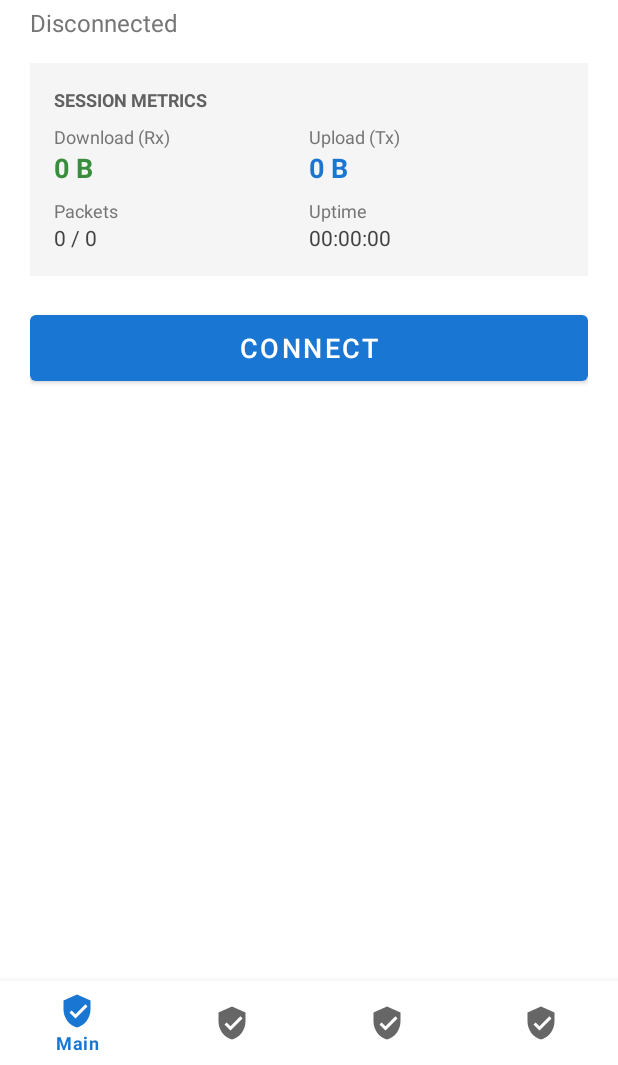
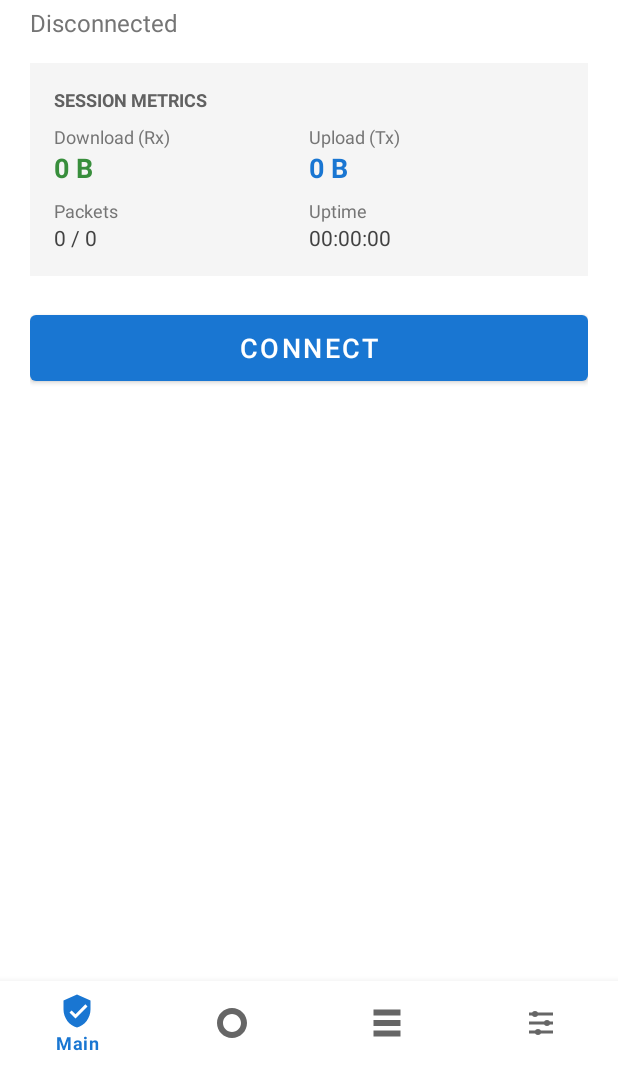
Before and after one commit to Frank1o3/rust-vpn, an Android app: the screen it shows after launch (MainActivity), on a phone screen of 412 x 824 dp, the part 171-1236 px from its top. Run offline under Robolectric (Android 15) with nearby library versions, the light colour scheme and no system bars.

Commit message:
added more icons and this are for the nav menu

```diff
--- /dev/null
+++ b/apps/rvpn-android/android/app/src/main/res/drawable/ic_nav_advanced.xml
@@ -0,0 +1,12 @@
+<vector xmlns:android="http://schemas.android.com/apk/res/android"
+    android:width="24dp"
+    android:height="24dp"
+    android:viewportWidth="24"
+    android:viewportHeight="24">
+    <path android:strokeColor="#FF1976D2" android:strokeWidth="2"
+        android:pathData="M4,6h16M4,12h16M4,18h16" />
+    <path android:fillColor="#FF1976D2"
+        android:pathData="M8,6m-2,0a2,2 0,1,0 4,0a2,2 0,1,0 -4,0
+                           M16,12m-2,0a2,2 0,1,0 4,0a2,2 0,1,0 -4,0
+                           M10,18m-2,0a2,2 0,1,0 4,0a2,2 0,1,0 -4,0" />
+</vector>
--- /dev/null
+++ b/apps/rvpn-android/android/app/src/main/res/drawable/ic_nav_server.xml
@@ -0,0 +1,12 @@
+<vector xmlns:android="http://schemas.android.com/apk/res/android"
+    android:width="24dp"
+    android:height="24dp"
+    android:viewportWidth="24"
+    android:viewportHeight="24">
+    <path android:fillColor="#FF1976D2"
+        android:pathData="M3,3h18v4H3z M3,10h18v4H3z M3,17h18v4H3z" />
+    <path android:fillColor="#FFFFFFFF"
+        android:pathData="M6,5m-1,0a1,1 0,1,0 2,0a1,1 0,1,0 -2,0
+                           M6,12m-1,0a1,1 0,1,0 2,0a1,1 0,1,0 -2,0
+                           M6,19m-1,0a1,1 0,1,0 2,0a1,1 0,1,0 -2,0" />
+</vector>
--- /dev/null
+++ b/apps/rvpn-android/android/app/src/main/res/drawable/ic_nav_tunnel.xml
@@ -0,0 +1,11 @@
+<vector xmlns:android="http://schemas.android.com/apk/res/android"
+    android:width="24dp"
+    android:height="24dp"
+    android:viewportWidth="24"
+    android:viewportHeight="24">
+    <path
+        android:fillColor="#FF1976D2"
+        android:fillType="evenOdd"
+        android:pathData="M12,2C6.48,2 2,6.48 2,12s4.48,10 10,10 10,-4.48 10,-10S17.52,2 12,2z
+                           M12,6c-3.31,0 -6,2.69 -6,6s2.69,6 6,6 6,-2.69 6,-6 -2.69,-6 -6,-6z" />
+</vector>
--- a/apps/rvpn-android/android/app/src/main/res/menu/bottom_nav_menu.xml
+++ b/apps/rvpn-android/android/app/src/main/res/menu/bottom_nav_menu.xml
@@ -1,7 +1,8 @@
 <?xml version="1.0" encoding="utf-8"?>
 <menu xmlns:android="http://schemas.android.com/apk/res/android">
     <item android:id="@+id/nav_main" android:title="Main" android:icon="@drawable/ic_vpn" />
-    <item android:id="@+id/nav_tunnel" android:title="Tunnel" android:icon="@drawable/ic_vpn" />
-    <item android:id="@+id/nav_server" android:title="Server" android:icon="@drawable/ic_vpn" />
-    <item android:id="@+id/nav_advanced" android:title="Advanced" android:icon="@drawable/ic_vpn" />
+    <item android:id="@+id/nav_tunnel" android:title="Tunnel" android:icon="@drawable/ic_nav_tunnel" />
+    <item android:id="@+id/nav_server" android:title="Server" android:icon="@drawable/ic_nav_server" />
+    <item android:id="@+id/nav_advanced" android:title="Advanced"
+        android:icon="@drawable/ic_nav_advanced" />
 </menu>
```
